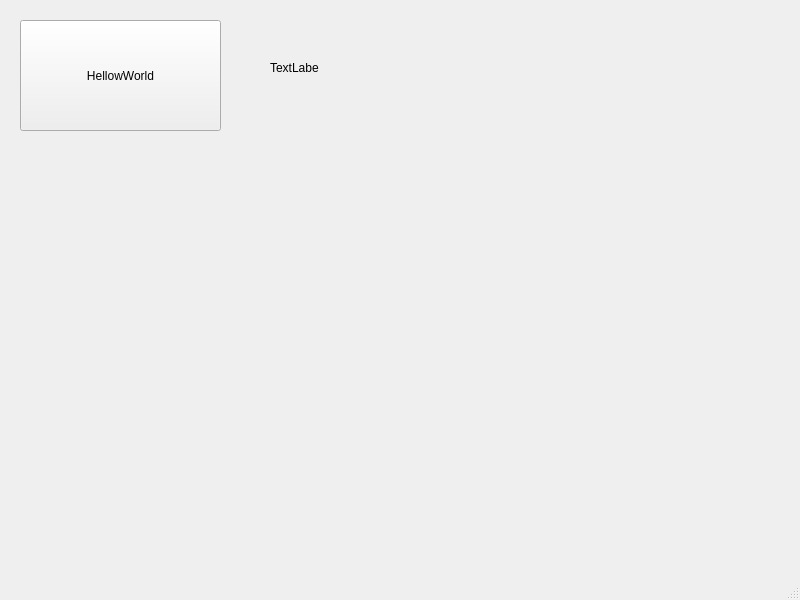
Old version of the form ui_MainWindow.ui in the repository sergey32355/GUI_template.
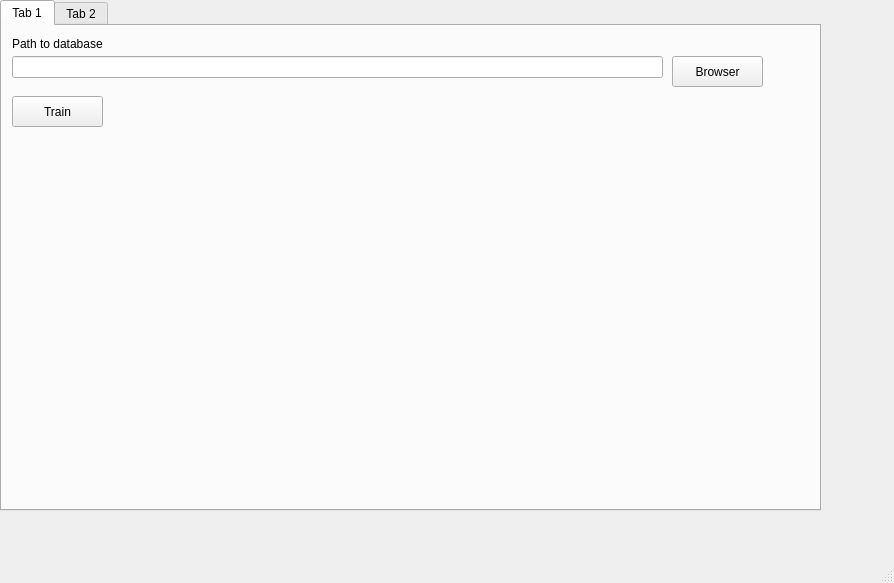
New version of the form.

The edit to the form file:
```diff
--- a/ui_MainWindow.ui
+++ b/ui_MainWindow.ui
@@ -6,39 +6,85 @@
    <rect>
     <x>0</x>
     <y>0</y>
-    <width>800</width>
-    <height>600</height>
+    <width>894</width>
+    <height>583</height>
    </rect>
   </property>
   <property name="windowTitle">
    <string>MainWindow</string>
   </property>
   <widget class="QWidget" name="centralwidget">
+   <widget class="QTabWidget" name="tabWidget">
+    <property name="geometry">
+     <rect>
+      <x>0</x>
+      <y>0</y>
+      <width>821</width>
+      <height>511</height>
+     </rect>
+    </property>
+    <property name="currentIndex">
+     <number>0</number>
+    </property>
+    <widget class="QWidget" name="tab">
+     <attribute name="title">
+      <string>Tab 1</string>
+     </attribute>
    <widget class="QPushButton" name="HellowWorldBtn">
     <property name="geometry">
      <rect>
-      <x>20</x>
-      <y>20</y>
-      <width>201</width>
-      <height>111</height>
+        <x>670</x>
+        <y>30</y>
+        <width>91</width>
+        <height>31</height>
      </rect>
     </property>
     <property name="text">
-     <string>HellowWorld</string>
-    </property>
-   </widget>
-   <widget class="QLabel" name="label">
+       <string>Browser</string>
+      </property>
+     </widget>
+     <widget class="QLabel" name="textbox">
     <property name="geometry">
      <rect>
-      <x>270</x>
-      <y>60</y>
-      <width>49</width>
+        <x>10</x>
+        <y>10</y>
+        <width>111</width>
       <height>16</height>
      </rect>
     </property>
     <property name="text">
-     <string>TextLabel</string>
-    </property>
+       <string>Path to database</string>
+      </property>
+     </widget>
+     <widget class="QLineEdit" name="lineEdit">
+      <property name="geometry">
+       <rect>
+        <x>10</x>
+        <y>30</y>
+        <width>651</width>
+        <height>22</height>
+       </rect>
+      </property>
+     </widget>
+     <widget class="QPushButton" name="TrainClassifierBtn">
+      <property name="geometry">
+       <rect>
+        <x>10</x>
+        <y>70</y>
+        <width>91</width>
+        <height>31</height>
+       </rect>
+      </property>
+      <property name="text">
+       <string>Train</string>
+      </property>
+     </widget>
+    </widget>
+    <widget class="QWidget" name="tab_2">
+     <attribute name="title">
+      <string>Tab 2</string>
+     </attribute>
+    </widget>
    </widget>
   </widget>
   <widget class="QMenuBar" name="menubar">
```
Left out of the diff: 2 changed lines with no effect on the pictures. Lines whose indentation alone changed are shown as unchanged.
